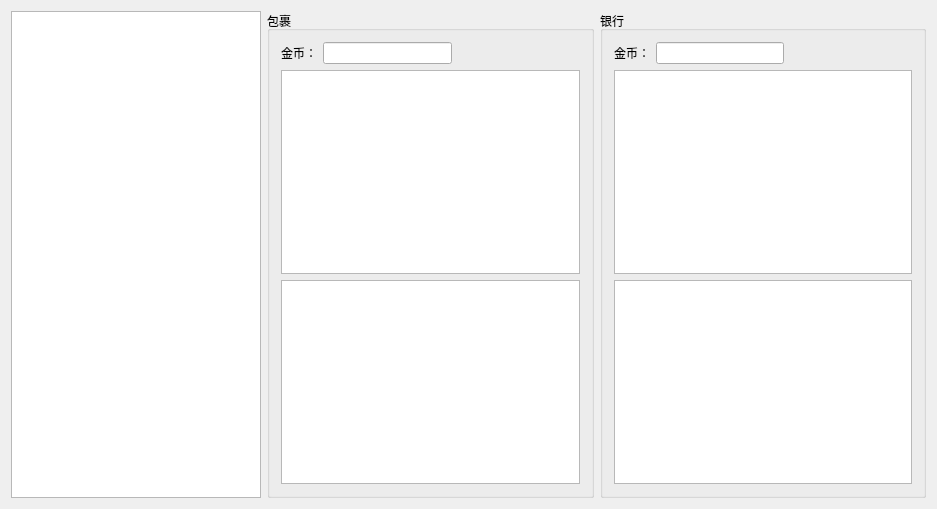
Qt form MLAssistTool/GamePlayerDataWgt.ui (HBACC0005240/MLAssist) before a commit.
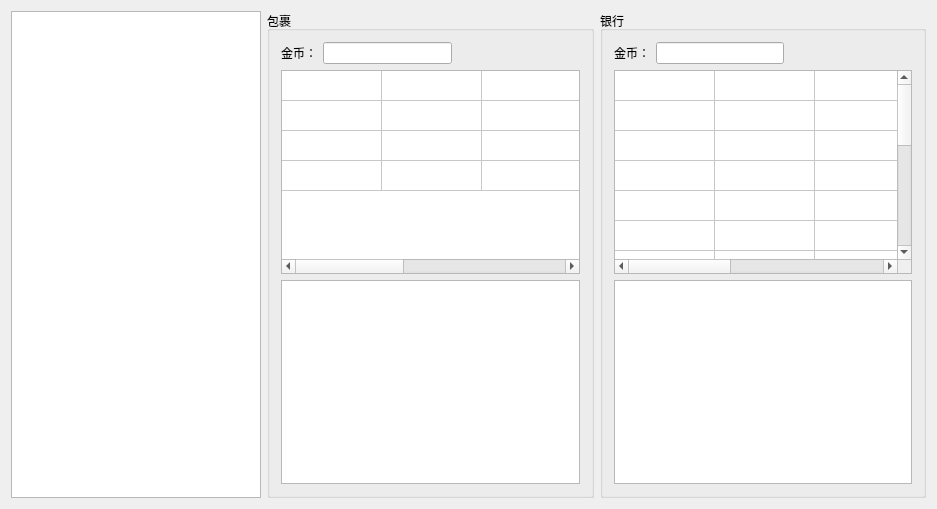
The same form after that commit.

What changed in the file:
```diff
--- a/MLAssistTool/GamePlayerDataWgt.ui
+++ b/MLAssistTool/GamePlayerDataWgt.ui
@@ -66,7 +66,65 @@
          </layout>
         </item>
         <item>
-         <widget class="QTableWidget" name="tableWidget"/>
+         <widget class="QTableWidget" name="tableWidget_item">
+          <attribute name="horizontalHeaderVisible">
+           <bool>false</bool>
+          </attribute>
+          <attribute name="horizontalHeaderStretchLastSection">
+           <bool>false</bool>
+          </attribute>
+          <attribute name="verticalHeaderVisible">
+           <bool>false</bool>
+          </attribute>
+          <attribute name="verticalHeaderStretchLastSection">
+           <bool>false</bool>
+          </attribute>
+          <row>
+           <property name="text">
+            <string>新建行</string>
+           </property>
+          </row>
+          <row>
+           <property name="text">
+            <string>新建行</string>
+           </property>
+          </row>
+          <row>
+           <property name="text">
+            <string>新建行</string>
+           </property>
+          </row>
+          <row>
+           <property name="text">
+            <string>新建行</string>
+           </property>
+          </row>
+          <column>
+           <property name="text">
+            <string>新建列</string>
+           </property>
+          </column>
+          <column>
+           <property name="text">
+            <string>新建列</string>
+           </property>
+          </column>
+          <column>
+           <property name="text">
+            <string>新建列</string>
+           </property>
+          </column>
+          <column>
+           <property name="text">
+            <string>新建列</string>
+           </property>
+          </column>
+          <column>
+           <property name="text">
+            <string>新建列</string>
+           </property>
+          </column>
+         </widget>
         </item>
         <item>
          <widget class="QTableWidget" name="tableWidget_pet"/>
@@ -108,7 +166,119 @@
          </layout>
         </item>
         <item>
-         <widget class="QTableWidget" name="tableWidget_bankItem"/>
+         <widget class="QTableWidget" name="tableWidget_bankItem">
+          <attribute name="horizontalHeaderVisible">
+           <bool>false</bool>
+          </attribute>
+          <attribute name="verticalHeaderVisible">
+           <bool>false</bool>
+          </attribute>
+          <row>
+           <property name="text">
+            <string>新建行</string>
+           </property>
+          </row>
+          <row>
+           <property name="text">
+            <string>新建行</string>
+           </property>
+          </row>
+          <row>
+           <property name="text">
+            <string>新建行</string>
+           </property>
+          </row>
+          <row>
+           <property name="text">
+            <string>新建行</string>
+           </property>
+          </row>
+          <row>
+           <property name="text">
+            <string>新建行</string>
+           </property>
+          </row>
+          <row>
+           <property name="text">
+            <string>新建行</string>
+           </property>
+          </row>
+          <row>
+           <property name="text">
+            <string>新建行</string>
+           </property>
+          </row>
+          <row>
+           <property name="text">
+            <string>新建行</string>
+           </property>
+          </row>
+          <row>
+           <property name="text">
+            <string>新建行</string>
+           </property>
+          </row>
+          <row>
+           <property name="text">
+            <string>新建行</string>
+           </property>
+          </row>
+          <row>
+           <property name="text">
+            <string>新建行</string>
+           </property>
+          </row>
+          <row>
+           <property name="text">
+            <string>新建行</string>
+           </property>
+          </row>
+          <row>
+           <property name="text">
+            <string>新建行</string>
+           </property>
+          </row>
+          <row>
+           <property name="text">
+            <string>新建行</string>
+           </property>
+          </row>
+          <row>
+           <property name="text">
+            <string>新建行</string>
+           </property>
+          </row>
+          <row>
+           <property name="text">
+            <string>新建行</string>
+           </property>
+          </row>
+          <column>
+           <property name="text">
+            <string>新建列</string>
+           </property>
+          </column>
+          <column>
+           <property name="text">
+            <string>新建列</string>
+           </property>
+          </column>
+          <column>
+           <property name="text">
+            <string>新建列</string>
+           </property>
+          </column>
+          <column>
+           <property name="text">
+            <string>新建列</string>
+           </property>
+          </column>
+          <column>
+           <property name="text">
+            <string>新建列</string>
+           </property>
+          </column>
+         </widget>
         </item>
         <item>
          <widget class="QTableWidget" name="tableWidget_bankPet"/>
```
